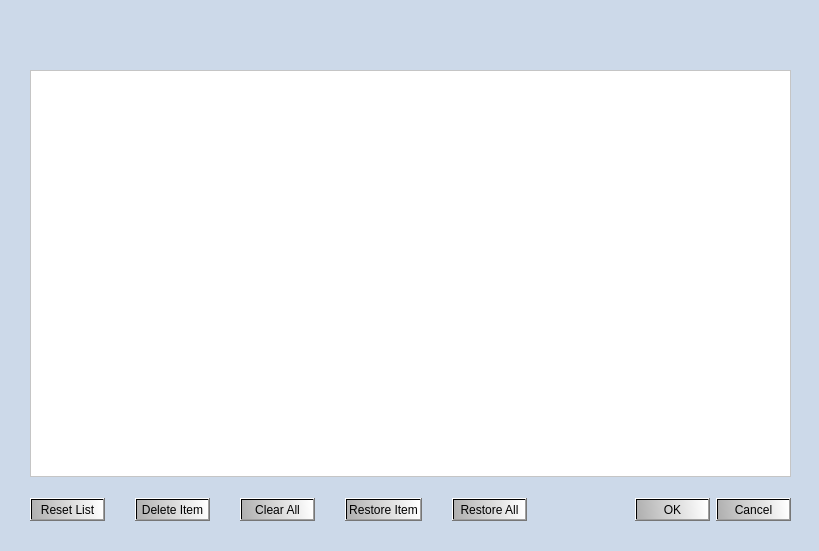
This is verklegt_vika_3/verklegt_GUI/UI/recycledbin.ui in vilhjalmur12/verklegt_1 as Qt 5 draws it before an edit. The edited form follows.
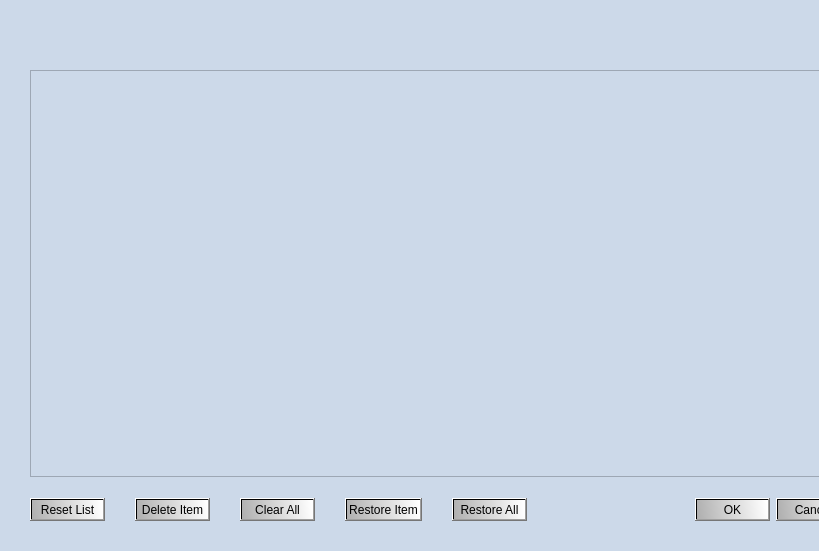
This is the edited form. Icons and pictures are not drawn.

Commit message: Recycle Bin look og mappa

Diff of the .ui file:
```diff
--- a/verklegt_vika_3/verklegt_GUI/UI/recycledbin.ui
+++ b/verklegt_vika_3/verklegt_GUI/UI/recycledbin.ui
@@ -35,7 +35,7 @@
 }
 
 QTableView{
-background-color: white;
+background-color: rgb(204, 217, 233);
 }
 
 QPushButton{
@@ -56,13 +56,120 @@
     <rect>
      <x>30</x>
      <y>70</y>
-     <width>761</width>
+     <width>821</width>
      <height>451</height>
     </rect>
    </property>
    <layout class="QVBoxLayout" name="verticalLayout">
     <item>
-     <widget class="QTableView" name="tableView_deletedItems"/>
+     <widget class="QTableView" name="tableView_deletedItems">
+      <property name="palette">
+       <palette>
+        <active>
+         <colorrole role="Button">
+          <brush brushstyle="SolidPattern">
+           <color alpha="255">
+            <red>204</red>
+            <green>217</green>
+            <blue>233</blue>
+           </color>
+          </brush>
+         </colorrole>
+         <colorrole role="Base">
+          <brush brushstyle="SolidPattern">
+           <color alpha="255">
+            <red>204</red>
+            <green>217</green>
+            <blue>233</blue>
+           </color>
+          </brush>
+         </colorrole>
+         <colorrole role="Window">
+          <brush brushstyle="SolidPattern">
+           <color alpha="255">
+            <red>204</red>
+            <green>217</green>
+            <blue>233</blue>
+           </color>
+          </brush>
+         </colorrole>
+        </active>
+        <inactive>
+         <colorrole role="Button">
+          <brush brushstyle="SolidPattern">
+           <color alpha="255">
+            <red>204</red>
+            <green>217</green>
+            <blue>233</blue>
+           </color>
+          </brush>
+         </colorrole>
+         <colorrole role="Base">
+          <brush brushstyle="SolidPattern">
+           <color alpha="255">
+            <red>204</red>
+            <green>217</green>
+            <blue>233</blue>
+           </color>
+          </brush>
+         </colorrole>
+         <colorrole role="Window">
+          <brush brushstyle="SolidPattern">
+           <color alpha="255">
+            <red>204</red>
+            <green>217</green>
+            <blue>233</blue>
+           </color>
+          </brush>
+         </colorrole>
+        </inactive>
+        <disabled>
+         <colorrole role="Button">
+          <brush brushstyle="SolidPattern">
+           <color alpha="255">
+            <red>204</red>
+            <green>217</green>
+            <blue>233</blue>
+           </color>
+          </brush>
+         </colorrole>
+         <colorrole role="Base">
+          <brush brushstyle="SolidPattern">
+           <color alpha="255">
+            <red>204</red>
+            <green>217</green>
+            <blue>233</blue>
+           </color>
+          </brush>
+         </colorrole>
+         <colorrole role="Window">
+          <brush brushstyle="SolidPattern">
+           <color alpha="255">
+            <red>204</red>
+            <green>217</green>
+            <blue>233</blue>
+           </color>
+          </brush>
+         </colorrole>
+        </disabled>
+       </palette>
+      </property>
+      <property name="alternatingRowColors">
+       <bool>true</bool>
+      </property>
+      <property name="selectionBehavior">
+       <enum>QAbstractItemView::SelectRows</enum>
+      </property>
+      <property name="showGrid">
+       <bool>false</bool>
+      </property>
+      <property name="gridStyle">
+       <enum>Qt::DotLine</enum>
+      </property>
+      <property name="sortingEnabled">
+       <bool>true</bool>
+      </property>
+     </widget>
     </item>
     <item>
      <spacer name="verticalSpacer">
```
The commit also changes 1 other file.
